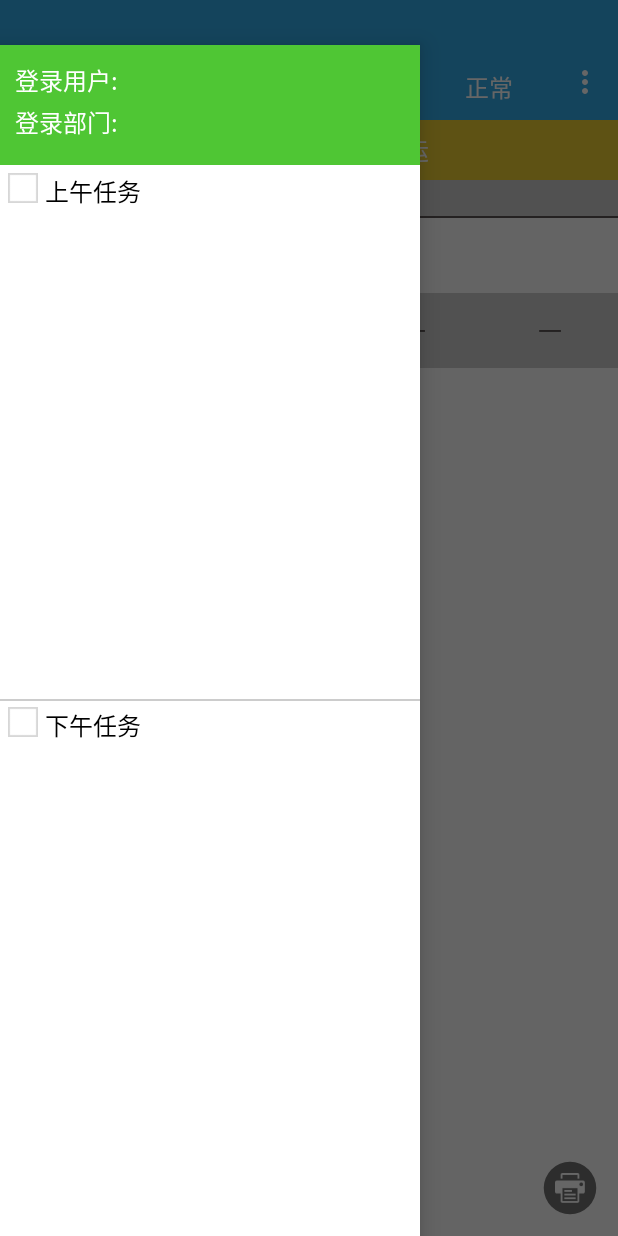
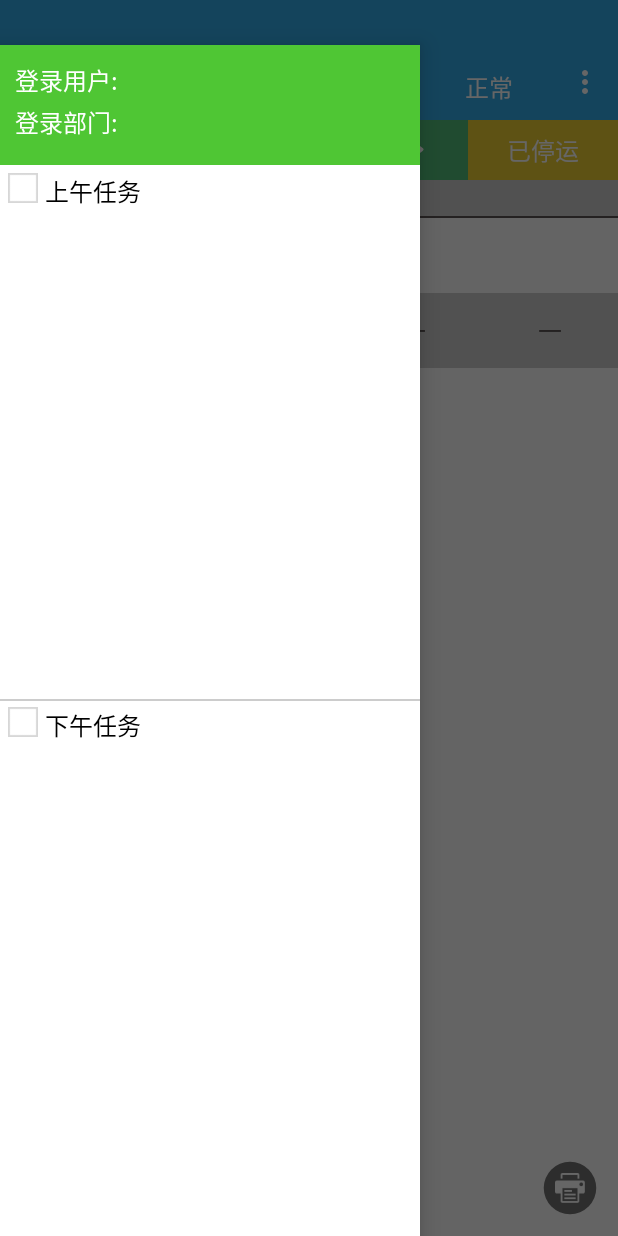
Before and after one commit to hc1993-github/CustomView, an Android app: the HomeActivity screen opened directly, with no data from a screen before it, with the side drawer open, on a phone screen of 412 x 824 dp. Run offline under Robolectric (Android 15) with nearby library versions, the phone set to English and light mode, and no system bars; libraries missing offline, so code that uses them is left out: com.alibaba.fastjson; 3 statements that could not run were skipped.

Commit message:
竖版布局

```diff
--- a/app/src/main/res/layout/activity_home.xml
+++ b/app/src/main/res/layout/activity_home.xml
@@ -82,7 +82,7 @@
 
         <ImageView
             android:id="@+id/img_right"
-            android:layout_width="110dp"
+            android:layout_width="80dp"
             android:layout_height="40dp"
             android:background="#51BC78"
             android:scaleType="fitCenter"
@@ -96,7 +96,7 @@
 
         <ImageView
             android:id="@+id/img_left"
-            android:layout_width="110dp"
+            android:layout_width="80dp"
             android:layout_height="40dp"
             android:background="#51BC78"
             android:scaleType="fitCenter"
@@ -124,7 +124,7 @@
 
         <TextView
             android:id="@+id/tv_taskState"
-            android:layout_width="300dp"
+            android:layout_width="100dp"
             android:layout_height="40dp"
             android:background="#ECCD32"
             android:gravity="center"
--- a/app/src/main/res/layout/activity_home_exit_dialog.xml
+++ b/app/src/main/res/layout/activity_home_exit_dialog.xml
@@ -3,8 +3,8 @@
     xmlns:android="http://schemas.android.com/apk/res/android"
     android:layout_width="match_parent"
     android:layout_height="100dp"
-    android:layout_marginStart="100dp"
-    android:layout_marginEnd="100dp"
+    android:layout_marginStart="40dp"
+    android:layout_marginEnd="40dp"
     android:layout_gravity="center"
     xmlns:app="http://schemas.android.com/apk/res-auto">
     <TextView
--- a/app/src/main/res/layout/activity_login.xml
+++ b/app/src/main/res/layout/activity_login.xml
@@ -44,14 +44,14 @@
         app:layout_constraintVertical_bias="0.3"/>
     <EditText
         android:id="@+id/ed_ip"
-        android:layout_width="300dp"
+        android:layout_width="180dp"
         android:layout_height="wrap_content"
         android:text="221.224.159.210"
         android:hint="请输入IP地址"
         android:imeOptions="actionNext"
         android:paddingStart="25dp"
         android:textSize="16sp"
-        android:layout_marginStart="100dp"
+        android:layout_marginStart="30dp"
         app:layout_constraintBottom_toBottomOf="parent"
         app:layout_constraintLeft_toLeftOf="parent"
         app:layout_constraintRight_toRightOf="parent"
@@ -78,7 +78,7 @@
         android:imeOptions="actionNext"
         android:paddingStart="40dp"
         android:textSize="16sp"
-        android:layout_marginEnd="100dp"
+        android:layout_marginEnd="30dp"
         app:layout_constraintBottom_toBottomOf="parent"
         app:layout_constraintLeft_toRightOf="@id/ed_ip"
         app:layout_constraintRight_toRightOf="parent"
```
